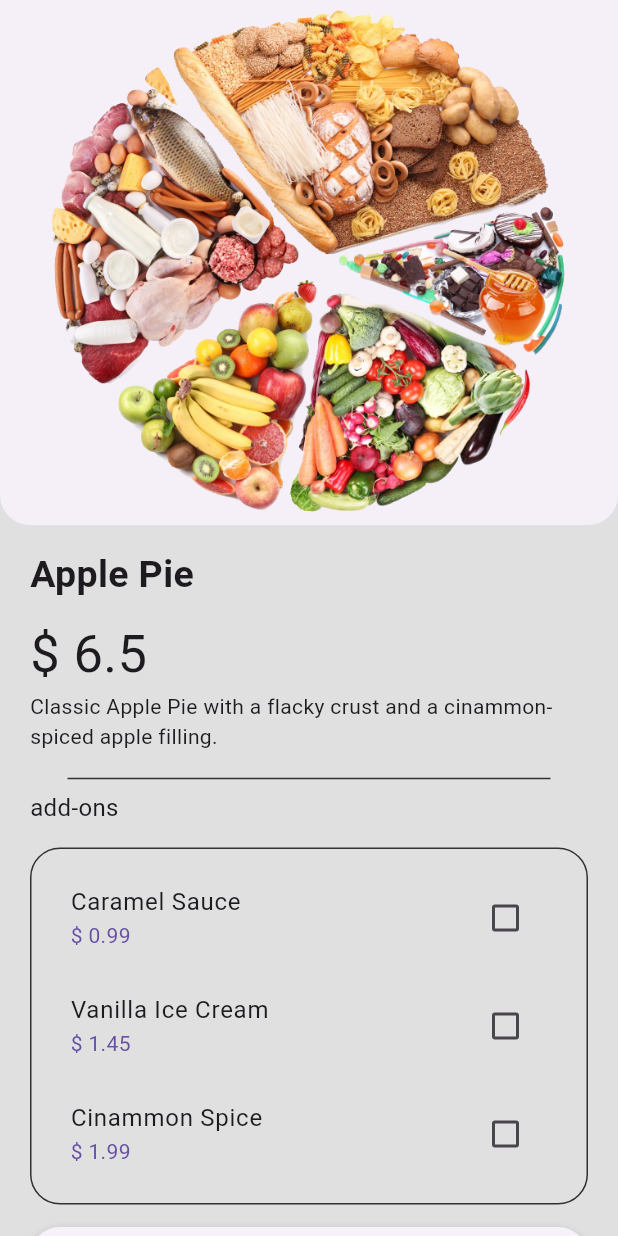
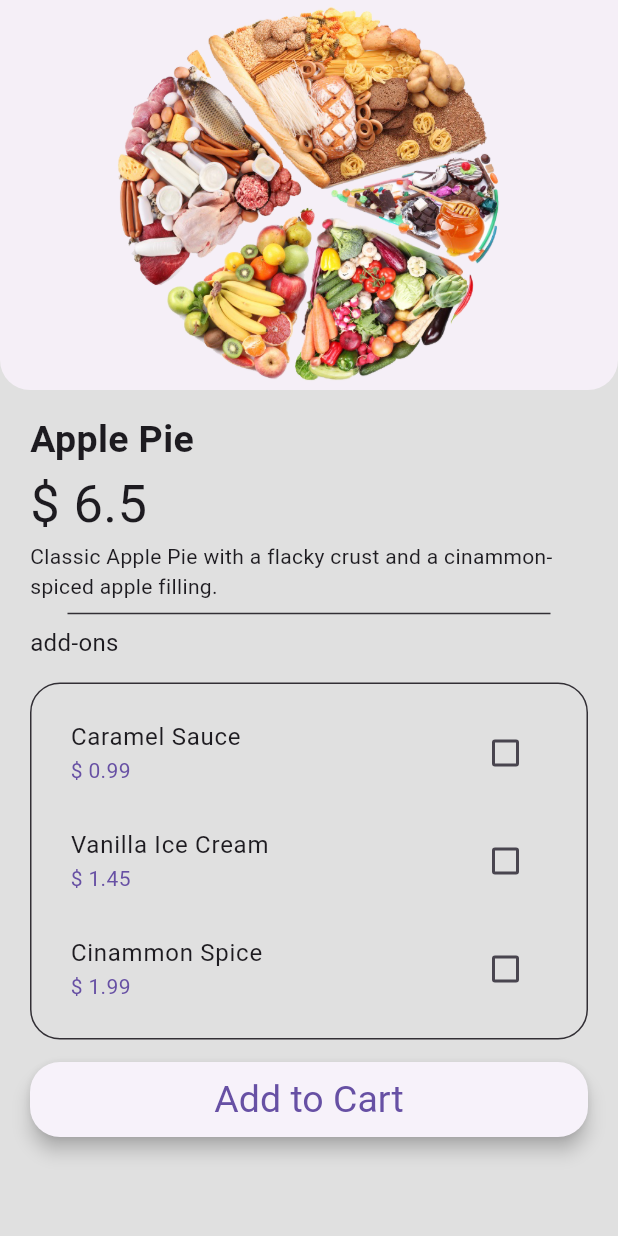
Before and after one commit to MJJP1364/Food_Delivery, a Flutter app: the DessertTab widget shown alone on an empty page, opened directly, after a tap on "Apple Pie", on a phone screen of 412 x 824 dp. Run offline on Flutter 3.47's test engine with Material 2 defaults, Android fonts, the phone set to English and light mode, and no system bars; our stand-ins replace animated_text_kit, flutter_dotenv, get, get_storage, supabase_flutter; accounts and stored records are empty; Roboto replaces fonts that are missing (ComicNeue).

Commit message:
add food page

```diff
--- a/lib/controllers/resturant_controller.dart
+++ b/lib/controllers/resturant_controller.dart
@@ -3,8 +3,9 @@ import 'package:get/get.dart';
 import '../models/food_model.dart';
 
 class ResturantController extends GetxController {
+
   // variables
-
+  RxList foodData = [].obs;
   RxList<Food> burgers = [
     // Burger
     Food(
@@ -99,6 +100,7 @@ class ResturantController extends GetxController {
       ],
     ),
   ].obs;
+
   // salads
   RxList<Food> salads = [
     Food(
@@ -478,7 +480,7 @@ class ResturantController extends GetxController {
 
   */
 
-  // List<Food> get menu => _menu;
+  // List<Food> get _burgers => burgers;
   /*
     OPERATION
 
--- a/lib/main.dart
+++ b/lib/main.dart
@@ -1,4 +1,5 @@
 import 'package:flutter/material.dart';
+import 'package:flutter/services.dart';
 import 'package:flutter_dotenv/flutter_dotenv.dart';
 import 'package:get/get.dart';
 import 'package:get_storage/get_storage.dart';
@@ -9,6 +10,8 @@ import 'auth/auth_page.dart';
 
 void main() async {
   WidgetsFlutterBinding.ensureInitialized();
+  SystemChrome.setSystemUIOverlayStyle(
+      const SystemUiOverlayStyle(statusBarColor: Colors.transparent));
 
   await dotenv.load();
   String supabaseUrl = dotenv.env['SUPABASE_URL'] ?? '';
--- a/lib/models/food_model.dart
+++ b/lib/models/food_model.dart
@@ -6,7 +6,8 @@ class Food {
   final double price;
   final String imagePath;
   final FoodCategory category;
-  final List<Addone> avalebleAddones;
+  List<Addone> avalebleAddones;
+
   Food({
     required this.name,
     required this.description,
@@ -29,10 +30,10 @@ enum FoodCategory {
 class Addone {
   final String name;
   final double price;
-  final bool? checked;
+  bool checked;
   Addone({
     required this.name,
     required this.price,
-    this.checked,
+    required this.checked,
   });
 }
--- a/lib/screens/food_page.dart
+++ b/lib/screens/food_page.dart
@@ -3,23 +3,25 @@ import 'package:food_delivery/controllers/resturant_controller.dart';
 import 'package:food_delivery/widgets/myButton.dart';
 import 'package:get/get.dart';
 
-class FoodPage extends StatelessWidget {
-  const FoodPage({
-    super.key,
-  });
+class FoodPage extends StatefulWidget {
+  const FoodPage({super.key});
 
   @override
+  State<FoodPage> createState() => _FoodPageState();
+}
+
+class _FoodPageState extends State<FoodPage> {
+  @override
   Widget build(BuildContext context) {
-    // final controller = Get.put(ResturantController());
-    var data = Get.arguments;
+    final controller = Get.find<ResturantController>();
+    var addonedata = controller.foodData[4];
 
     return Scaffold(
-      body: SingleChildScrollView(
-        child: Column(
+      body: Column(
         children: [
           Container(
               width: double.infinity,
-              height: 350,
+              height: 260,
               decoration: BoxDecoration(
                 color: Theme.of(context).colorScheme.onInverseSurface,
                 borderRadius: const BorderRadius.only(
@@ -27,25 +29,33 @@ class FoodPage extends StatelessWidget {
                   bottomRight: Radius.circular(20),
                 ),
               ),
-              child: Image.asset(data['imagePath']),
-            ),
+              child: Image.asset(
+                // data['imagePath'],
+                controller.foodData[0],
+              )),
           Padding(
             padding: const EdgeInsets.symmetric(vertical: 15, horizontal: 20),
             child: Column(
               crossAxisAlignment: CrossAxisAlignment.start,
               children: [
-                  Text(
-                    data['name'],
+                Obx(() {
+                  return Text(
+                    controller.foodData[1],
                     style: const TextStyle(
                         fontSize: 25, fontWeight: FontWeight.bold),
-                  ),
-                  const SizedBox(height: 10),
-                  Text(
-                    '\$ ' '${data['price']}',
+                  );
+                }),
+                // const SizedBox(height: 10),
+                Obx(() {
+                  return Text(
+                    '\$ ' '${controller.foodData[2]}',
                     style: const TextStyle(fontSize: 35),
-                  ),
-                  Text(data['description']),
-                  const SizedBox(height: 10),
+                  );
+                }),
+                Obx(() {
+                  return Text(controller.foodData[3]);
+                }),
+                // const SizedBox(height: 10),
                 Divider(
                   indent: 25,
                   endIndent: 25,
@@ -68,24 +78,23 @@ class FoodPage extends StatelessWidget {
             child: ListView.builder(
               padding: EdgeInsets.zero,
               shrinkWrap: true,
-                itemCount: data['addone'].length,
+              itemCount: addonedata.length,
               itemBuilder: (context, index) {
-                  final List addone = data['addone'];
                 return Column(
                   children: [
                     CheckboxListTile(
                       splashRadius: 20,
-                        title: Text(addone[index].name),
+                      title: Text('${addonedata[index].name}'),
                       subtitle: Text(
-                          '\$ ${addone[index].price}',
+                        '\$ ${addonedata[index].price}',
                         style: TextStyle(
                             color: Theme.of(context).colorScheme.primary),
                       ),
-                        value: addone[index].checked!,
-                        onChanged: (bool? value) {
-                          addone[index].checked != value!;
-
-                          print(addone[index].checked);
+                      value: addonedata[index].checked,
+                      onChanged: (bool? newvalue) {
+                        setState(() {
+                          addonedata[index].checked = newvalue;
+                        });
                       },
                     ),
                   ],
@@ -96,11 +105,11 @@ class FoodPage extends StatelessWidget {
           const SizedBox(height: 15),
           SizedBox(
             width: double.infinity,
-                height: 60,
-                child: MyButton(text: 'Add to Cart', onTap: () {})),
-            const SizedBox(height: 25),
+            height: 50,
+            child: MyButton(text: 'Add to Cart', onTap: () {}),
+          ),
+          // const SizedBox(height: 25),
         ],
-        ),
       ),
     );
   }
--- a/lib/widgets/HomeTabBar/tab_page/dessert_tab.dart
+++ b/lib/widgets/HomeTabBar/tab_page/dessert_tab.dart
@@ -21,18 +21,22 @@ class DessertTab extends StatelessWidget {
             price: '\$ ${data.price}',
             description: data.description,
             image: data.imagePath,
-          onTap: () => Get.to(() => const FoodPage(),
+            onTap: () {
+              controller.foodData.clear();
+              controller.foodData.addAll([
+                data.imagePath,
+                data.name.toString(),
+                data.price.toString(),
+                data.description.toString(),
+                data.avalebleAddones.toList(),
+              ]);
+              Get.to(
+                () => const FoodPage(),
                 duration: const Duration(milliseconds: 950),
                 curve: Curves.easeInOutSine,
                 transition: Transition.upToDown,
-              arguments: {
-                'imagePath': data.imagePath,
-                'name': data.name.toString(),
-                'description': data.description.toString(),
-                'price': data.price.toString(),
-                'addone': data.avalebleAddones,
-              }),
               );
+            });
       },
       separatorBuilder: (context, index) => Divider(
         indent: 25,
```
Also changed, not shown: lib/screens/resturant.dart (+24 -4 lines), lib/widgets/HomeTabBar/tab_page/burger_tab.dart (+16 -11 lines), lib/widgets/HomeTabBar/tab_page/drink_tab.dart (+12 -8 lines), lib/widgets/HomeTabBar/tab_page/salad_tab.dart (+12 -8 lines), lib/widgets/HomeTabBar/tab_page/side_tab.dart (+12 -8 lines). Lines whose indentation alone changed are shown as unchanged.
